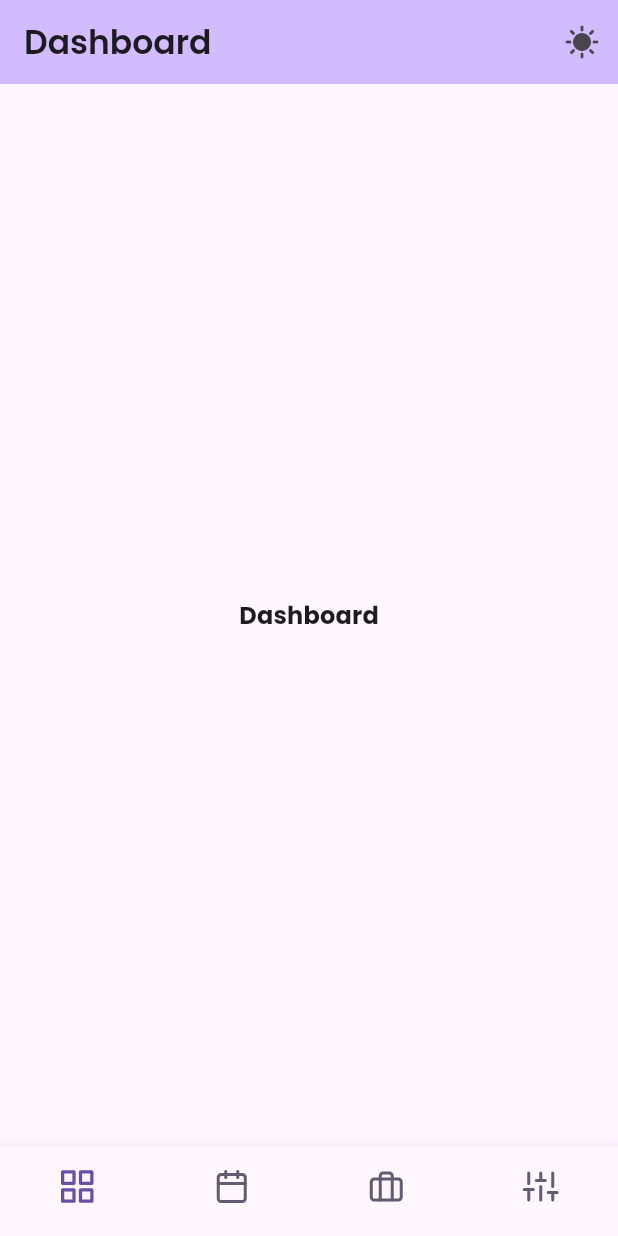
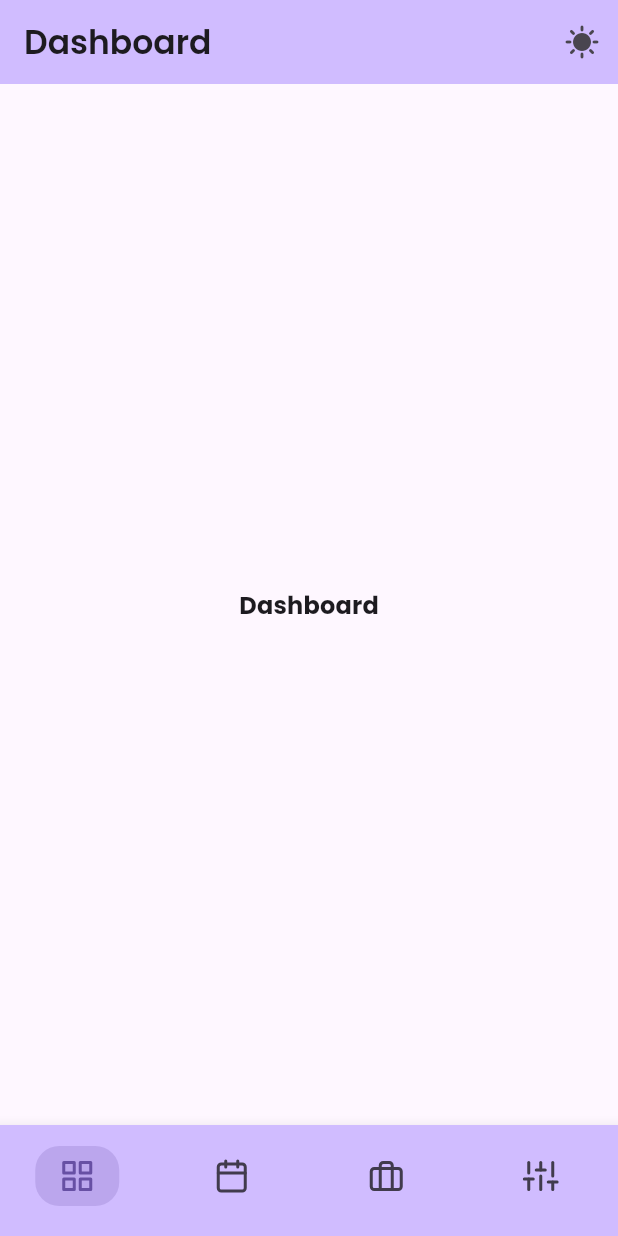
Before and after one commit to on3ss/job-tracker-flutter, a Flutter app: the screen it shows after launch, on a phone screen of 412 x 824 dp. Run offline on Flutter 3.47's test engine with Material 3 defaults, Android fonts, the phone set to English and light mode, and no system bars; our stand-ins replace adaptive_theme, flutter_feather_icons, go_router, google_fonts.

Commit message:
changed bottom nav bar

```diff
--- a/lib/widgets/nested_navigation_scaffold.dart
+++ b/lib/widgets/nested_navigation_scaffold.dart
@@ -4,9 +4,10 @@ import 'package:go_router/go_router.dart';
 
 class ScaffoldWithNestedNavigation extends StatelessWidget {
   const ScaffoldWithNestedNavigation({
-    Key? key,
+    super.key,
     required this.navigationShell,
-  }) : super(key: key ?? const ValueKey('ScaffoldWithNestedNavigation'));
+  });
+
   final StatefulNavigationShell navigationShell;
 
   void _goBranch(int index) {
@@ -25,27 +26,42 @@ class ScaffoldWithNestedNavigation extends StatelessWidget {
         currentIndex: navigationShell.currentIndex,
         showSelectedLabels: false,
         showUnselectedLabels: false,
-        unselectedItemColor: Theme.of(context).colorScheme.secondary,
+        backgroundColor: Theme.of(context).colorScheme.inversePrimary,
+        unselectedItemColor:
+            Theme.of(context).colorScheme.onSurface.withOpacity(0.8),
+        selectedItemColor: Theme.of(context).colorScheme.primary,
         useLegacyColorScheme: false,
-        selectedIconTheme: IconThemeData(
-          color: Theme.of(context).colorScheme.primary,
-          size: 26,
-        ),
-        items: const [
+        items: [
           BottomNavigationBarItem(
-            icon: Icon(FeatherIcons.grid),
+            icon: _buildIcon(
+              context,
+              FeatherIcons.grid,
+              navigationShell.currentIndex == 0,
+            ),
             label: '',
           ),
           BottomNavigationBarItem(
-            icon: Icon(FeatherIcons.calendar),
+            icon: _buildIcon(
+              context,
+              FeatherIcons.calendar,
+              navigationShell.currentIndex == 1,
+            ),
             label: '',
           ),
           BottomNavigationBarItem(
-            icon: Icon(FeatherIcons.briefcase),
+            icon: _buildIcon(
+              context,
+              FeatherIcons.briefcase,
+              navigationShell.currentIndex == 2,
+            ),
             label: '',
           ),
           BottomNavigationBarItem(
-            icon: Icon(FeatherIcons.sliders),
+            icon: _buildIcon(
+              context,
+              FeatherIcons.sliders,
+              navigationShell.currentIndex == 3,
+            ),
             label: '',
           ),
         ],
@@ -53,4 +69,17 @@ class ScaffoldWithNestedNavigation extends StatelessWidget {
       ),
     );
   }
+
+  Widget _buildIcon(BuildContext context, IconData iconData, bool isSelected) {
+    return Container(
+      decoration: BoxDecoration(
+          color: isSelected
+              ? Theme.of(context).colorScheme.primary.withOpacity(0.2)
+              : Colors.transparent,
+          shape: BoxShape.rectangle,
+          borderRadius: BorderRadius.circular(16)),
+      padding: const EdgeInsets.symmetric(vertical: 8.0, horizontal: 16.0),
+      child: Icon(iconData),
+    );
+  }
 }
```
